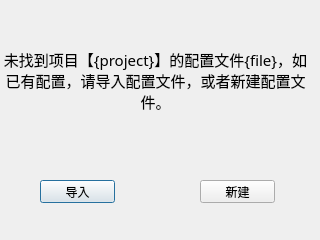
The window that checkconfig.ui (foryoung365/DBTableCheckHelper) describes before a commit, drawn with Qt 5.
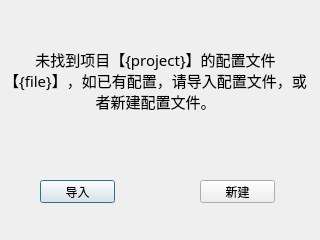
The same window after the commit.

```diff
--- a/checkconfig.ui
+++ b/checkconfig.ui
@@ -55,7 +55,7 @@
     </font>
    </property>
    <property name="text">
-    <string>未找到项目【{project}】的配置文件{file}，如已有配置，请导入配置文件，或者新建配置文件。</string>
+    <string>未找到项目【{project}】的配置文件【{file}】，如已有配置，请导入配置文件，或者新建配置文件。</string>
    </property>
    <property name="alignment">
     <set>Qt::AlignCenter</set>
```
